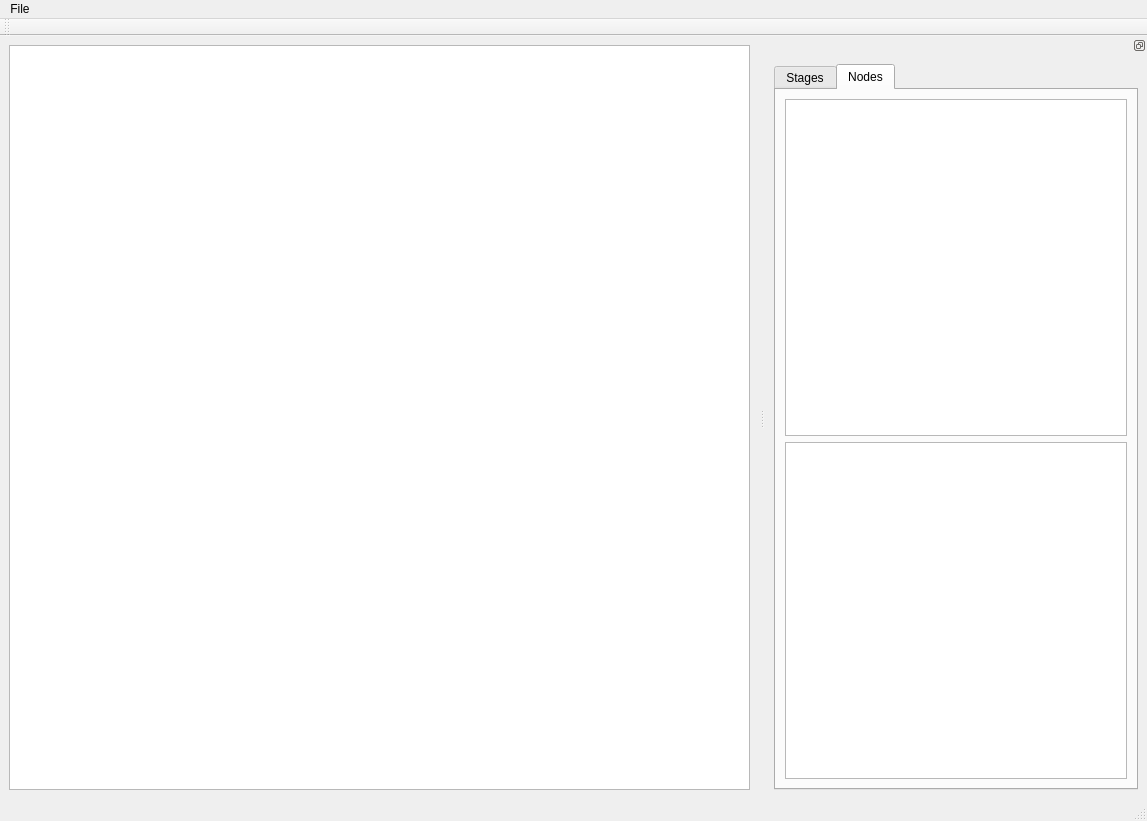
Above: src/example.ui from leducp/Piper before the change. Below: the same form after it.
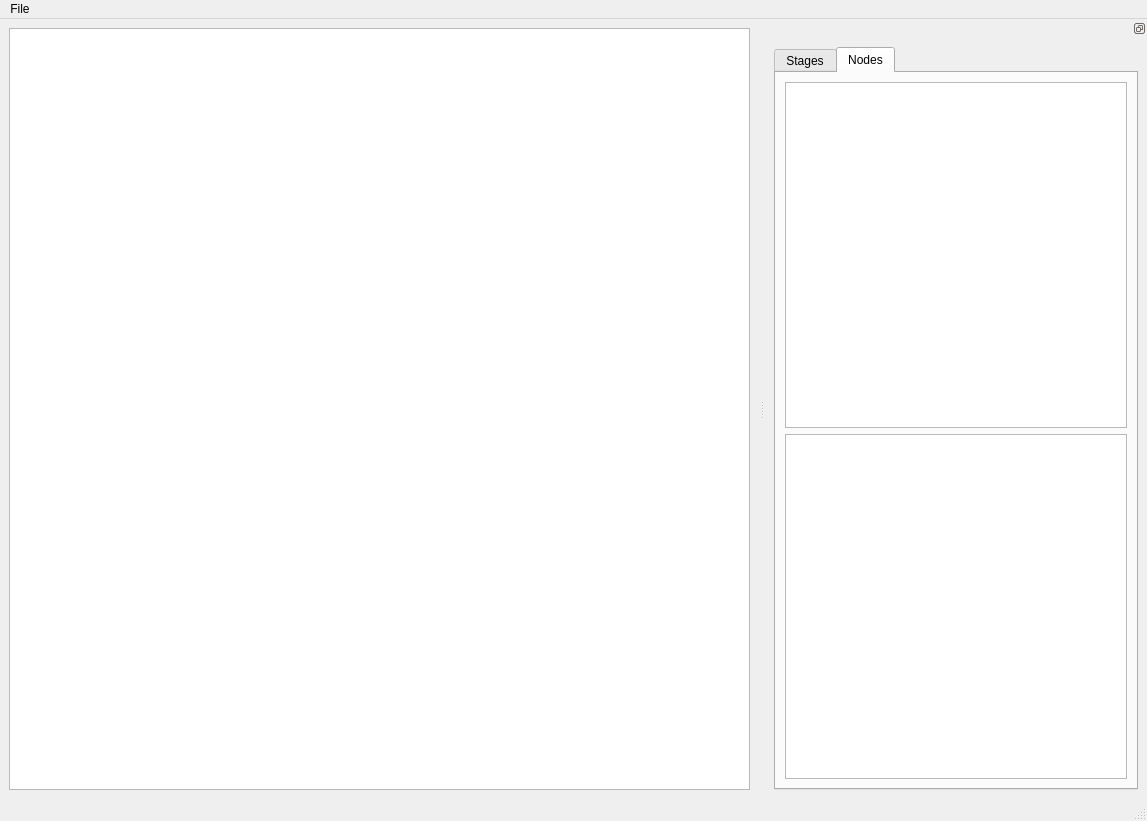
That is the form after the change. Custom widgets are drawn as their Qt base class.

The edit to the form file:
```diff
--- a/src/example.ui
+++ b/src/example.ui
@@ -47,14 +47,6 @@
    </widget>
    <addaction name="menuFile"/>
   </widget>
-  <widget class="QToolBar" name="mainToolBar">
-   <attribute name="toolBarArea">
-    <enum>TopToolBarArea</enum>
-   </attribute>
-   <attribute name="toolBarBreak">
-    <bool>false</bool>
-   </attribute>
-  </widget>
   <widget class="QStatusBar" name="statusBar"/>
   <widget class="QDockWidget" name="dockWidget_2">
    <property name="features">
```
Left out of the diff: 30 changed lines with no effect on the pictures.
